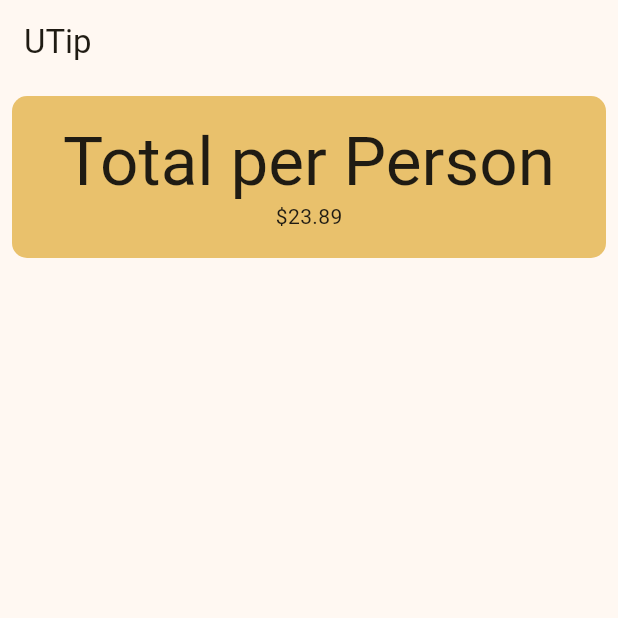
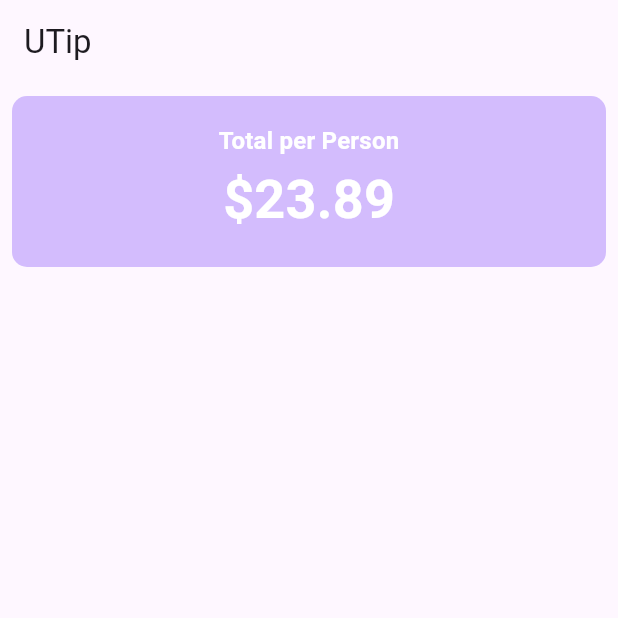
Before and after one commit to pdichone/flutter-course-utip, a Flutter app: the screen it shows after launch, on a phone screen of 412 x 824 dp, the top half of it. Run offline on Flutter 3.47's test engine with Material 3 defaults, Android fonts, the phone set to English and light mode, and no system bars.

Commit message:
Add Style

```diff
--- a/lib/main.dart
+++ b/lib/main.dart
@@ -13,7 +13,7 @@ class MyApp extends StatelessWidget {
     return MaterialApp(
       title: 'UTip App',
       theme: ThemeData(
-        colorScheme: ColorScheme.fromSeed(seedColor: Colors.amber),
+        colorScheme: ColorScheme.fromSeed(seedColor: Colors.deepPurple),
         useMaterial3: true,
       ),
       home: const UTip(),
@@ -31,6 +31,10 @@ class UTip extends StatefulWidget {
 class _UTipState extends State<UTip> {
   @override
   Widget build(BuildContext context) {
+    var theme = Theme.of(context);
+    // Add style
+    final style = theme.textTheme.titleMedium!.copyWith(
+        color: theme.colorScheme.onPrimary, fontWeight: FontWeight.bold);
     return Scaffold(
       appBar: AppBar(
         title: const Text('UTip'),
@@ -43,15 +47,20 @@ class _UTipState extends State<UTip> {
             child: Container(
                 padding: const EdgeInsets.all(18),
                 decoration: BoxDecoration(
-                    color: Theme.of(context).colorScheme.inversePrimary,
+                    color: theme.colorScheme.inversePrimary,
                     borderRadius: BorderRadius.circular(10)),
                 child: Column(
                   children: [
                     Text(
                       "Total per Person",
-                      style: Theme.of(context).textTheme.displayMedium,
+                      style: style,
                     ),
-                    Text("\$23.89"),
+                    Text(
+                      "\$23.89",
+                      style: style.copyWith(
+                          color: theme.colorScheme.onPrimary,
+                          fontSize: theme.textTheme.displaySmall?.fontSize),
+                    ),
                   ],
                 )),
           ),
```
